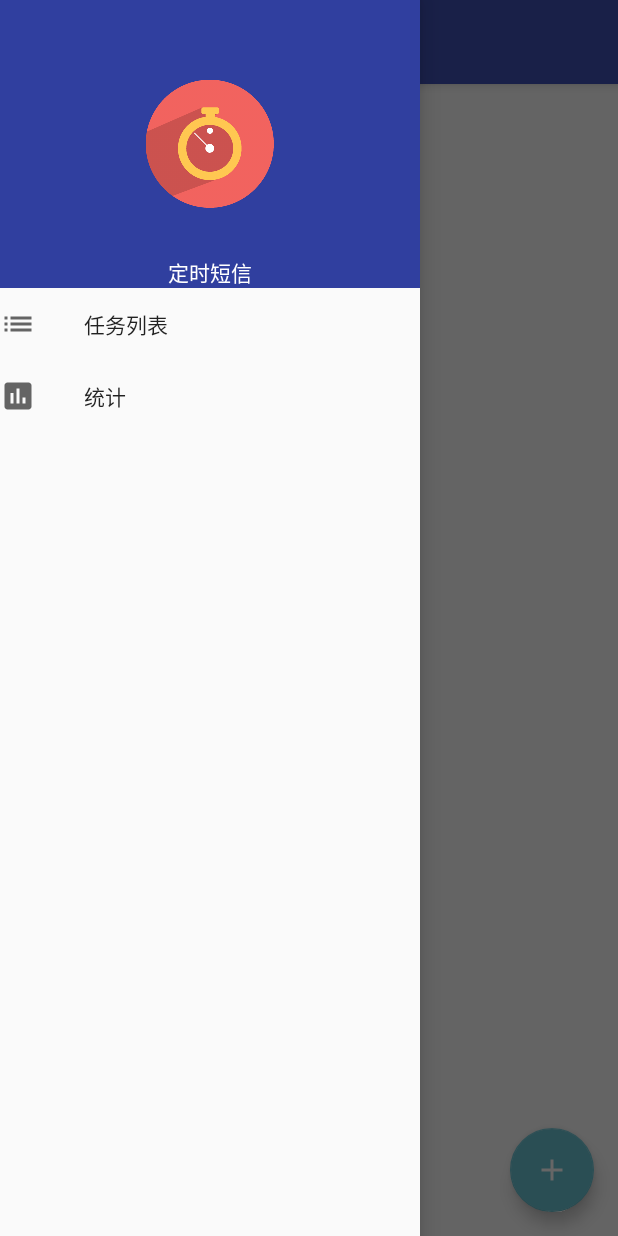
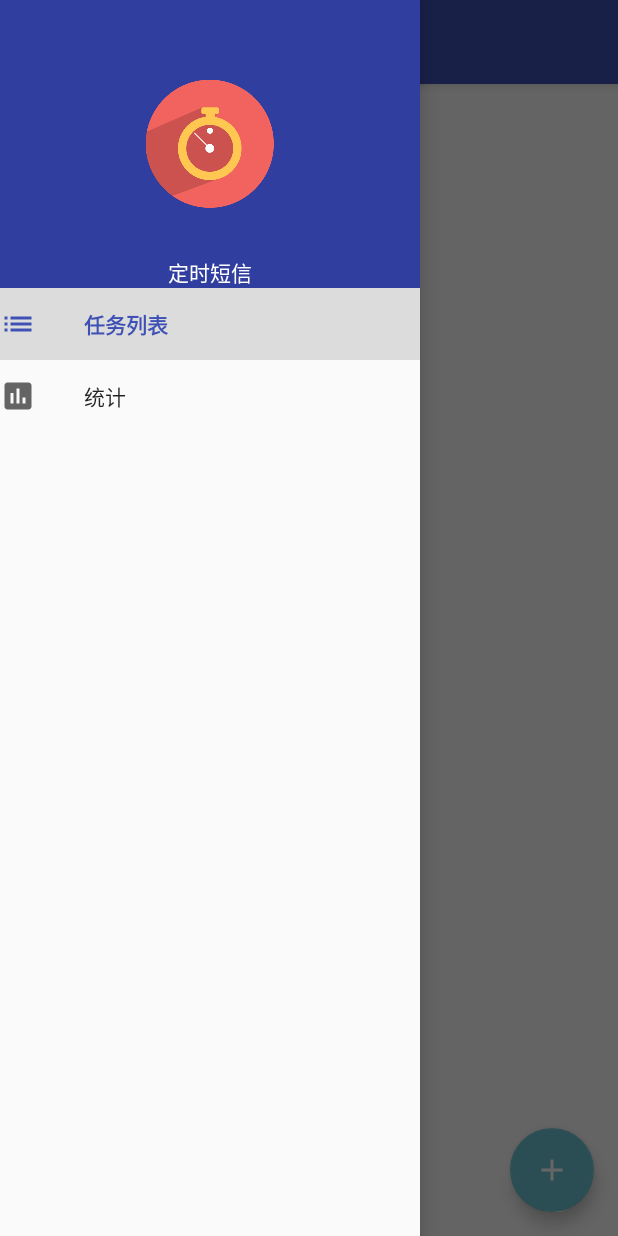
Before and after one commit to epolar/timersms, an Android app: the screen it shows after launch (TasksActivity), with the side drawer open, on a phone screen of 412 x 824 dp. Run offline under Robolectric (Android 15) with nearby library versions, the phone set to English and light mode, and no system bars; our stand-ins replace ButterKnife; libraries missing offline, so code that uses them is left out: me.zhanghai.android, rx.functions; 5 statements that could not run were skipped.

Commit message:
纠正了TasksFragment error 跟 empty 的消息显示

```diff
--- a/app/src/main/java/xyz/eraise/timersms/tasks/TasksFragment.java
+++ b/app/src/main/java/xyz/eraise/timersms/tasks/TasksFragment.java
@@ -125,7 +125,7 @@ public class TasksFragment extends Fragment implements TasksContract.View {
     @Override
     public void showEmpty() {
         pb.setVisibility(View.GONE);
-        tvEmtpy.setText(R.string.load_error);
+        tvEmtpy.setText(R.string.no_tasks);
         lvContent.setVisibility(View.GONE);
         containerEmpty.setVisibility(View.VISIBLE);
     }
@@ -133,7 +133,7 @@ public class TasksFragment extends Fragment implements TasksContract.View {
     @Override
     public void showLoadingTasksError() {
         pb.setVisibility(View.GONE);
-        tvEmtpy.setText(R.string.no_tasks);
+        tvEmtpy.setText(R.string.load_error);
         lvContent.setVisibility(View.GONE);
         containerEmpty.setVisibility(View.VISIBLE);
     }
--- a/app/src/main/res/menu/drawer_actions.xml
+++ b/app/src/main/res/menu/drawer_actions.xml
@@ -1,10 +1,15 @@
 <?xml version="1.0" encoding="utf-8"?>
 <menu xmlns:android="http://schemas.android.com/apk/res/android">
+
+    <group
+        android:checkableBehavior="single"
+        >
 
         <item
             android:id="@+id/list_navigation_menu_item"
             android:icon="@drawable/ic_list"
             android:title="@string/menu_list_task"
+            android:checked="true"
             />
 
         <item
@@ -13,4 +18,6 @@
             android:title="@string/menu_statistics"
             />
 
+    </group>
+
 </menu>
--- a/build.gradle
+++ b/build.gradle
@@ -5,7 +5,7 @@ buildscript {
         jcenter()
     }
     dependencies {
-        classpath 'com.android.tools.build:gradle:2.1.0'
+        classpath 'com.android.tools.build:gradle:2.1.2'
 
         // NOTE: Do not place your application dependencies here; they belong
         // in the individual module build.gradle files
```
Lines whose indentation alone changed are shown as unchanged.
